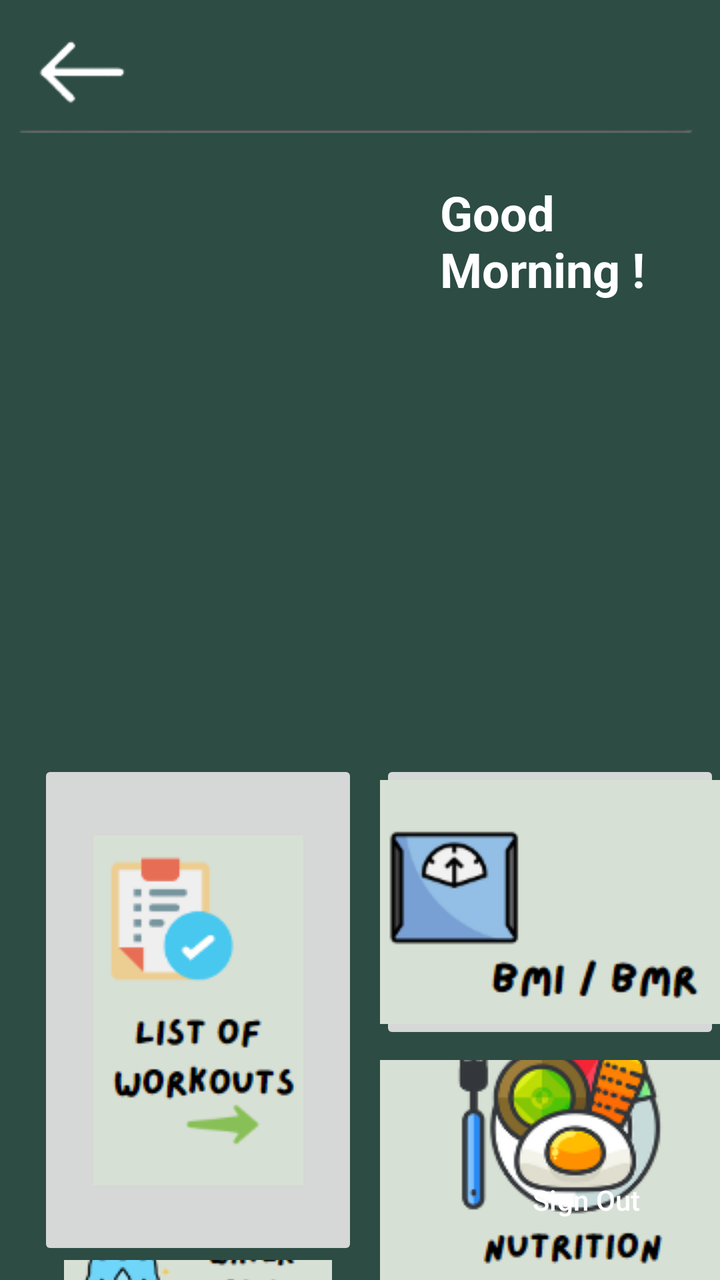
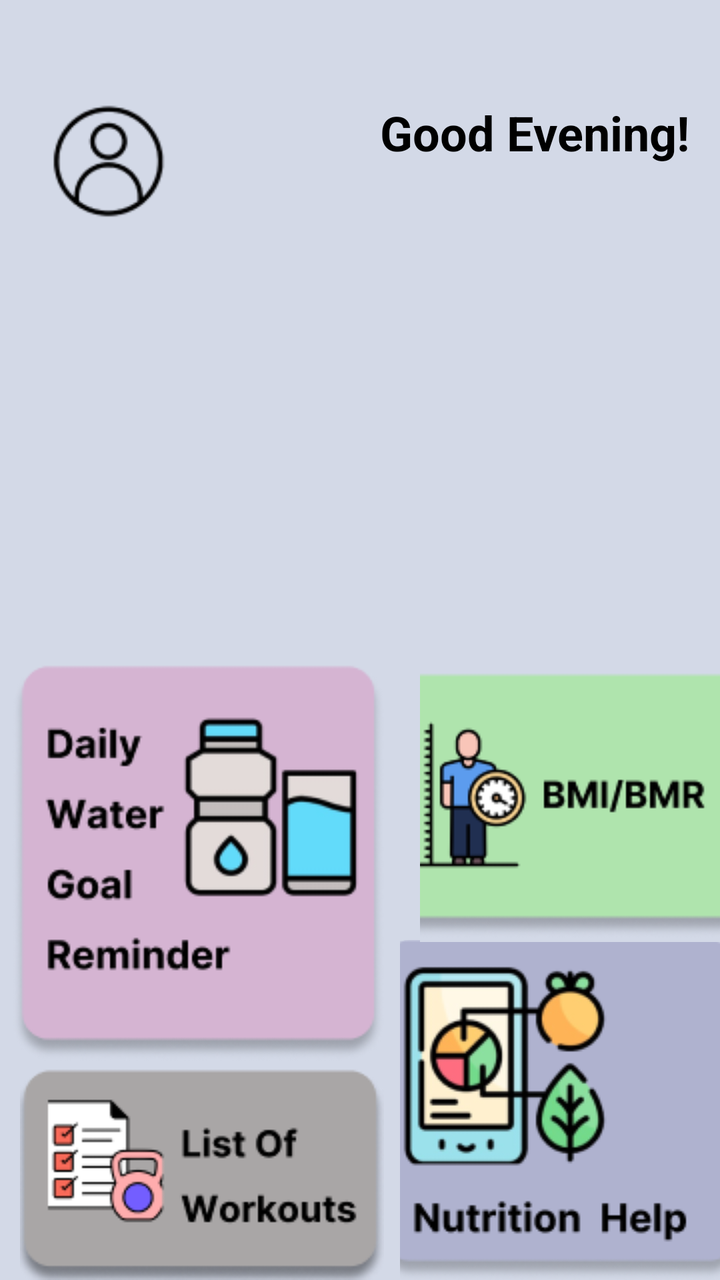

Screens rendered from an Android XML layout before and after an edit, with the pre-edit source and the edit as a unified diff.
<!-- AndroidManifest.xml: application theme Theme.Accurepp -->
<!-- res/layout/activity_dashboard.xml -->
<?xml version="1.0" encoding="utf-8"?>
<RelativeLayout xmlns:android="http://schemas.android.com/apk/res/android"
    xmlns:app="http://schemas.android.com/apk/res-auto"
    xmlns:tools="http://schemas.android.com/tools"
    android:id="@+id/main"
    android:layout_width="match_parent"
    android:layout_height="match_parent"
    tools:context=".dashboard"
    android:background="#2c4c44">


    <androidx.viewpager2.widget.ViewPager2
        android:id="@+id/viewPager"
        android:layout_width="385dp"
        android:layout_height="200dp"
        android:layout_marginLeft="13dp"
        android:layout_marginTop="170dp" />


    <ImageButton
        android:layout_width="160dp"
        android:layout_height="250dp"
        android:layout_alignParentStart="true"
        android:layout_marginStart="19dp"
        android:id="@+id/workoutlst"
        android:layout_marginTop="380dp"
        android:src="@drawable/workoutlist1" />

    <ImageButton
        android:layout_width="200dp"
        android:layout_height="wrap_content"
        android:layout_marginStart="190dp"
        android:layout_marginTop="380dp"
        android:id="@+id/bmibmr"
        android:src="@drawable/bmibmr"/>
    <ImageView
        android:layout_width="50dp"
        android:layout_height="50dp"
        android:src="@drawable/backbutdas"
        android:layout_marginTop="10dp"
        android:layout_marginStart="15dp"/>
    <ImageView
        android:layout_width="wrap_content"
        android:layout_height="wrap_content"
        android:src="@drawable/line"
        android:layout_centerHorizontal="true"
        android:layout_marginTop="50dp"/>


    <ImageButton
        android:layout_width="200dp"
        android:layout_height="210dp"
        android:layout_marginStart="190dp"
        android:layout_marginTop="530dp"
        android:id="@+id/nutrihelp"
        android:src="@drawable/nutrihelp" />

    <ImageButton
        android:layout_width="160dp"
        android:layout_height="110dp"
        android:layout_marginStart="19dp"
        android:layout_marginTop="630dp"
        android:id="@+id/water"
        android:src="@drawable/waterin" />

    <Button
        android:id="@+id/signOutButton"
        android:layout_width="wrap_content"
        android:layout_height="wrap_content"
        android:layout_alignParentEnd="true"
        android:layout_alignParentBottom="true"
        android:layout_marginEnd="16dp"
        android:layout_marginBottom="16dp"
        android:text="Sign Out"
        android:background="?attr/selectableItemBackground"
        android:textColor="#FFFFFF" />

    <TextView
        android:id="@+id/greetingTextView"
        android:layout_width="wrap_content"
        android:layout_height="wrap_content"
        android:layout_alignParentTop="true"
        android:layout_marginStart="220dp"
        android:layout_marginTop="90dp"
        android:text="Good Morning !"
        android:textColor="#FFFFFF"
        android:textSize="24sp"
        android:textStyle="bold" />


</RelativeLayout>
<!-- resources referenced by this layout -->
<resources>
  <!-- drawable backbutdas: png bitmap (drawable, 1025 bytes) -->
  <!-- drawable bmibmr: png bitmap (drawable, 4818 bytes) -->
  <!-- drawable line: png bitmap (drawable, 732 bytes) -->
  <!-- drawable nutrihelp: png bitmap (drawable, 17043 bytes) -->
  <!-- drawable waterin: png bitmap (drawable, 6044 bytes) -->
  <!-- drawable workoutlist1: png bitmap (drawable, 5721 bytes) -->
  <style name="Theme.Accurepp" parent="Base.Theme.Accurepp" />
  <style name="Base.Theme.Accurepp" parent="Theme.Material3.DayNight.NoActionBar">
          
          
      </style>
</resources>

<!-- the commit's change to res/layout/activity_dashboard.xml (unified diff, before → after) -->
@@ -6,86 +6,184 @@
     android:layout_width="match_parent"
     android:layout_height="match_parent"
     tools:context=".dashboard"
-    android:background="#2c4c44">
+    android:background="#D3D9E7">
+
+
+
+
+
+
+
+
+
+
+
+
+
+
+
+
+
+
+
+
+
+
+
+
+
+
+
+
+
+
+
+
+
+
+
+
+
+
+
+
+
+
+
+
+
+
+
+
+
+
+
+
+
+
+
+
+
+
+
+
+
+
+
+
+
+
+
+
+
+
+
+
+
+
+
+
+
+
 
 
     <androidx.viewpager2.widget.ViewPager2
         android:id="@+id/viewPager"
-        android:layout_width="385dp"
+        android:layout_width="380dp"
         android:layout_height="200dp"
-        android:layout_marginLeft="13dp"
-        android:layout_marginTop="170dp" />
+        android:layout_marginTop="120dp"
+        android:layout_centerHorizontal="true" /> 
+
+
+
+    <com.google.android.material.imageview.ShapeableImageView
+        android:id="@+id/profileImage"
+        android:layout_width="60dp"
+        android:layout_height="wrap_content"
+        android:layout_marginTop="50dp"
+        android:layout_marginStart="25dp"
+        android:clickable="true"
+        android:focusable="true"
+        android:src="@drawable/pfp"
+        app:shapeAppearanceOverlay="@style/CircularShape" />
+
+    <TextView
+        android:id="@+id/greetingTextView"
+        android:layout_width="wrap_content"
+        android:layout_height="wrap_content"
+        android:layout_marginTop="50dp"
+        android:text="Good Evening!"
+        android:textColor="@color/black"
+        android:textSize="24sp"
+        android:layout_marginStart="190dp"
+        android:textStyle="bold"
+        />
+    <TextView
+        android:layout_width="200dp"
+        android:layout_height="wrap_content"
+        android:text=""
+        android:id="@+id/usernamee"
+        android:textColor="@color/black"
+        android:textSize="18sp"
+        android:layout_marginTop="85dp"
+        android:layout_marginStart="190dp"
+        />
+
 
 
     <ImageButton
-        android:layout_width="160dp"
-        android:layout_height="250dp"
-        android:layout_alignParentStart="true"
-        android:layout_marginStart="19dp"
         android:id="@+id/workoutlst"
-        android:layout_marginTop="380dp"
-        android:src="@drawable/workoutlist1" />
+        android:layout_width="wrap_content"
+        android:layout_height="wrap_content"
+        android:layout_marginStart="10dp"
+        android:layout_marginTop="530dp"
+        android:padding="0dp"
+        android:src="@drawable/wrk"
+        />
 
     <ImageButton
-        android:layout_width="200dp"
-        android:layout_height="wrap_content"
-        android:layout_marginStart="190dp"
-        android:layout_marginTop="380dp"
-        android:id="@+id/bmibmr"
-        android:src="@drawable/bmibmr"/>
-    <ImageView
-        android:layout_width="50dp"
-        android:layout_height="50dp"
-        android:src="@drawable/backbutdas"
-        android:layout_marginTop="10dp"
-        android:layout_marginStart="15dp"/>
-    <ImageView
+        android:id="@+id/nutrihelp"
         android:layout_width="wrap_content"
         android:layout_height="wrap_content"
-        android:src="@drawable/line"
-        android:layout_centerHorizontal="true"
-        android:layout_marginTop="50dp"/>
-
+        android:layout_marginStart="200dp"
+        android:padding="0dp"
+        android:layout_marginTop="470dp"
+        android:src="@drawable/nutri"
+        />
 
     <ImageButton
-        android:layout_width="200dp"
-        android:layout_height="210dp"
-        android:layout_marginStart="190dp"
-        android:layout_marginTop="530dp"
-        android:id="@+id/nutrihelp"
-        android:src="@drawable/nutrihelp" />
+        android:id="@+id/waterr"
+        android:layout_width="wrap_content"
+        android:layout_height="wrap_content"
+        android:layout_marginStart="5dp"
+        android:layout_marginTop="330dp"
+        android:padding="0dp"
+        android:src="@drawable/water"
+        app:layout_constraintStart_toStartOf="parent"
+        app:layout_constraintTop_toBottomOf="@+id/workoutlst" />
 
     <ImageButton
-        android:layout_width="160dp"
-        android:layout_height="110dp"
-        android:layout_marginStart="19dp"
-        android:layout_marginTop="630dp"
-        android:id="@+id/water"
-        android:src="@drawable/waterin" />
+        android:id="@+id/bmibmr"
+        android:layout_width="wrap_content"
+        android:layout_height="wrap_content"
+        android:layout_marginStart="210dp"
+        android:layout_marginTop="330dp"
+        android:padding="0dp"
+        android:src="@drawable/bmibmr"
+        app:layout_constraintStart_toStartOf="parent"
+        app:layout_constraintTop_toBottomOf="@+id/workoutlst"/>
 
     <Button
         android:id="@+id/signOutButton"
         android:layout_width="wrap_content"
         android:layout_height="wrap_content"
-        android:layout_alignParentEnd="true"
-        android:layout_alignParentBottom="true"
-        android:layout_marginEnd="16dp"
-        android:layout_marginBottom="16dp"
+        android:backgroundTint="@color/white"
         android:text="Sign Out"
-        android:background="?attr/selectableItemBackground"
-        android:textColor="#FFFFFF" />
-
-    <TextView
-        android:id="@+id/greetingTextView"
-        android:layout_width="wrap_content"
-        android:layout_height="wrap_content"
-        android:layout_alignParentTop="true"
-        android:layout_marginStart="220dp"
-        android:layout_marginTop="90dp"
-        android:text="Good Morning !"
-        android:textColor="#FFFFFF"
-        android:textSize="24sp"
-        android:textStyle="bold" />
+        android:textColor="@color/black"
+        android:textSize="18dp"
+        android:layout_centerHorizontal="true"
+        app:cornerRadius="10dp"
+        android:layout_marginTop="650dp"/>
 
 
 </RelativeLayout>
<!-- resource entries referenced after the edit -->
@@ -1,11 +1,16 @@
 <!-- resources referenced by this layout -->
 <resources>
-  <!-- drawable backbutdas: png bitmap (drawable, 1025 bytes) -->
-  <!-- drawable bmibmr: png bitmap (drawable, 4818 bytes) -->
-  <!-- drawable line: png bitmap (drawable, 732 bytes) -->
-  <!-- drawable nutrihelp: png bitmap (drawable, 17043 bytes) -->
-  <!-- drawable waterin: png bitmap (drawable, 6044 bytes) -->
-  <!-- drawable workoutlist1: png bitmap (drawable, 5721 bytes) -->
+  <color name="black">#FF000000</color>
+  <color name="white">#FFFFFFFF</color>
+  <!-- drawable bmibmr: png bitmap (drawable, 8922 bytes) -->
+  <!-- drawable nutri: png bitmap (drawable, 20461 bytes) -->
+  <!-- drawable pfp: png bitmap (drawable, 2732 bytes) -->
+  <!-- drawable water: png bitmap (drawable, 12441 bytes) -->
+  <!-- drawable wrk: png bitmap (drawable, 7596 bytes) -->
+  <style name="CircularShape" parent="">
+          <item name="cornerFamily">rounded</item>
+          <item name="cornerSize">50%</item>
+      </style>
   <style name="Theme.Accurepp" parent="Base.Theme.Accurepp" />
   <style name="Base.Theme.Accurepp" parent="Theme.Material3.DayNight.NoActionBar">
           
